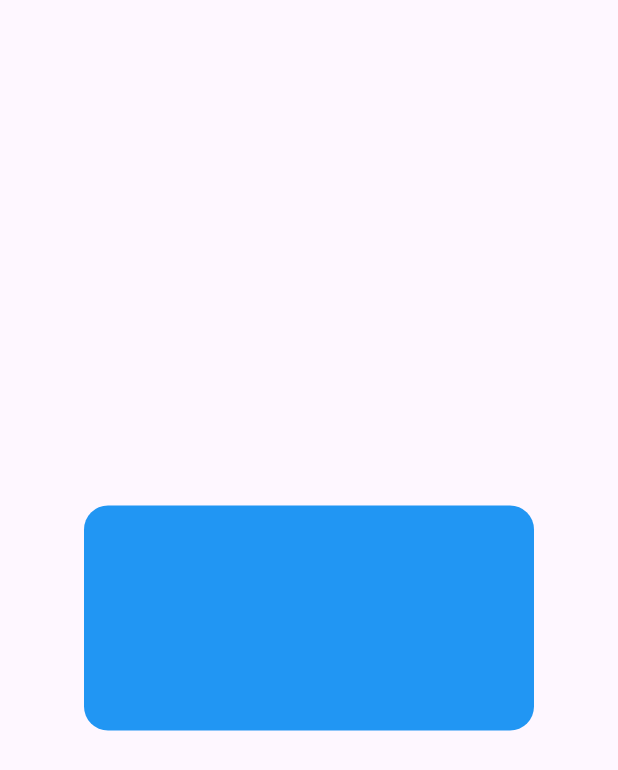
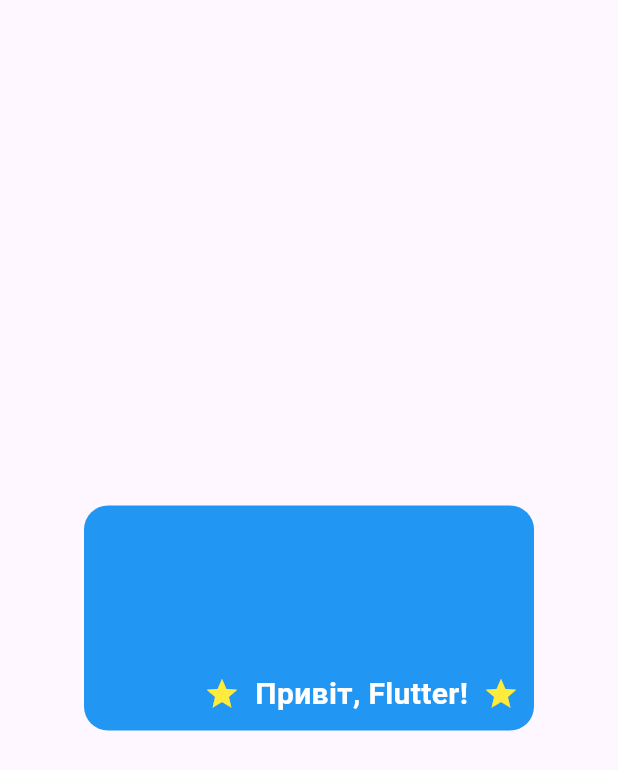
Before and after one commit to Bejussi/flutter_learning_jorney, a Flutter app: the screen it shows after launch, on a phone screen of 412 x 824 dp. Shown: the top 770 px of the screen. Run offline on Flutter 3.47's test engine with Material 3 defaults, Android fonts, the phone set to English and light mode, and no system bars.

Commit message:
feat(FLUTTER-11_2): added 2 part of homework to lesson 11

```diff
--- a/lib/lesson_11/homework_11_screen.dart
+++ b/lib/lesson_11/homework_11_screen.dart
@@ -5,14 +5,40 @@
 
   @override
   Widget build(BuildContext context) {
+    const cardWidth = 300.0;
+    const cardHeight = 150.0;
+
     return Scaffold(
       body: Center(
         child: Container(
-          width: 300,
-          height: 150,
+          width: cardWidth,
+          height: cardHeight,
           decoration: BoxDecoration(
             color: Colors.blue,
-            borderRadius: BorderRadius.all(Radius.circular(16.0)),
+            borderRadius: BorderRadius.circular(16),
+          ),
+          child: Padding(
+            padding: const EdgeInsets.all(10.0),
+            child: Align(
+              alignment: Alignment.bottomRight,
+              child: Row(
+                mainAxisSize: MainAxisSize.min,
+                children: const [
+                  Icon(Icons.star, color: Colors.yellow),
+                  SizedBox(width: 10),
+                  Text(
+                    'Привіт, Flutter!',
+                    style: TextStyle(
+                      color: Colors.white,
+                      fontSize: 20,
+                      fontWeight: FontWeight.bold,
+                    ),
+                  ),
+                  SizedBox(width: 10),
+                  Icon(Icons.star, color: Colors.yellow),
+                ],
+              ),
+            ),
           ),
         ),
       ),
```
